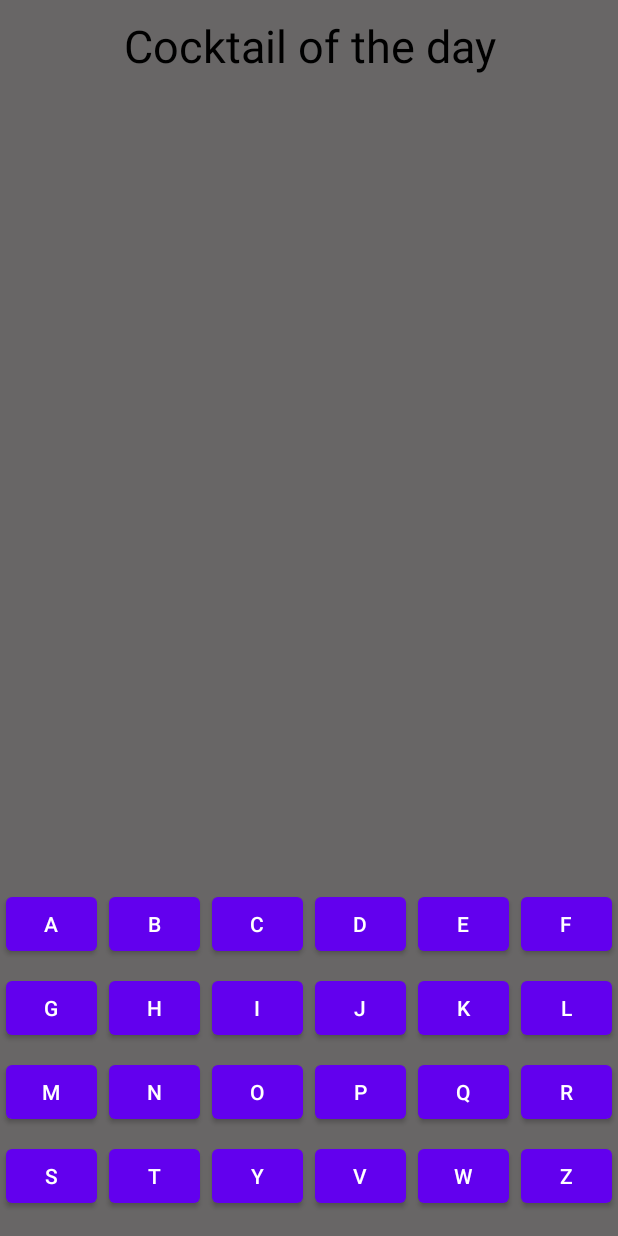
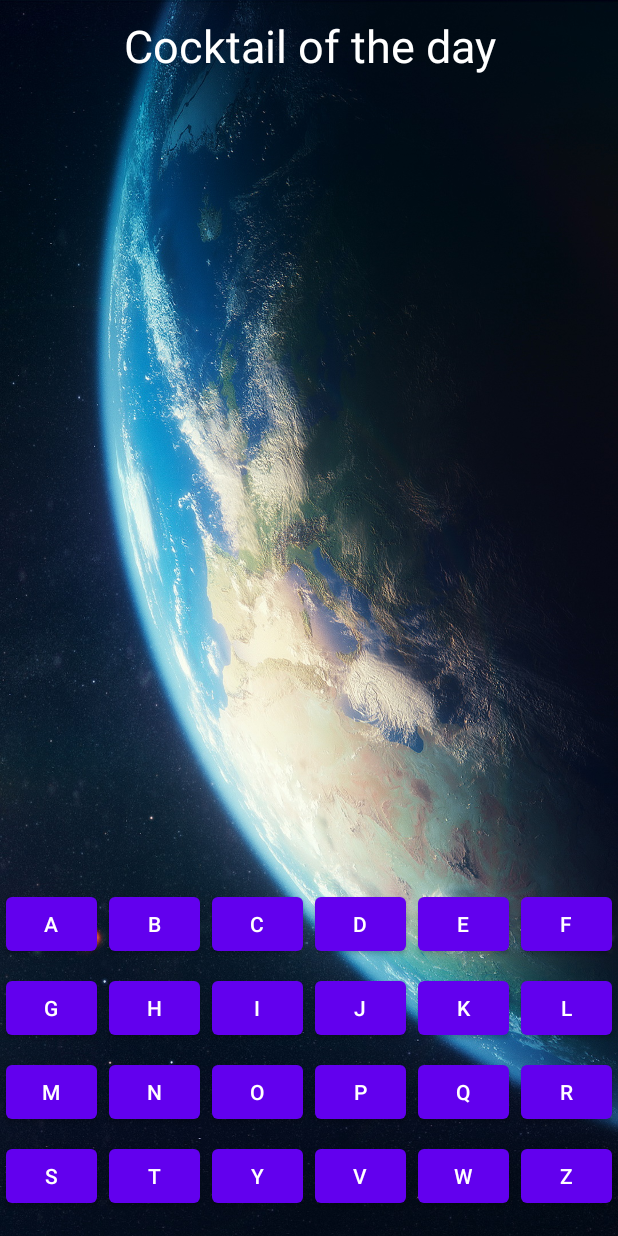
Before and after one commit to kuchumof/API_Cocktails, an Android app: the screen it shows after launch (MainActivity), on a phone screen of 412 x 824 dp. Run offline under Robolectric (Android 15) with nearby library versions, the phone set to English and light mode, and no system bars; our stand-ins replace AdMob, Volley; network calls fail.

Commit message:
change background (add image)

```diff
--- a/app/src/main/res/layout/activity_main.xml
+++ b/app/src/main/res/layout/activity_main.xml
@@ -5,7 +5,7 @@
     xmlns:tools="http://schemas.android.com/tools"
     android:layout_width="match_parent"
     android:layout_height="match_parent"
-    android:background="@color/grey"
+    android:background="@drawable/backimage"
     tools:context=".activities.MainActivity">
 
     <TextView
@@ -15,7 +15,7 @@
         android:layout_margin="10dp"
         android:gravity="center"
         android:text="Cocktail of the day"
-        android:textColor="@color/black"
+        android:textColor="@color/white"
         android:textSize="30sp" />
 
     <ScrollView
@@ -28,8 +28,7 @@
             android:id="@+id/RecyclerView"
             android:layout_width="match_parent"
             android:layout_height="wrap_content"
-            android:layout_margin="10dp"
-            android:background="@color/grey" />
+            android:layout_margin="10dp" />
     </ScrollView>
 
 
@@ -285,17 +284,15 @@
 
     </LinearLayout>
 
-    <com.google.android.gms.ads.AdView
-        android:layout_margin="6dp"
-        xmlns:ads="http://schemas.android.com/apk/res-auto"
+    <com.google.android.gms.ads.AdView xmlns:ads="http://schemas.android.com/apk/res-auto"
         android:id="@+id/adView"
         android:layout_width="wrap_content"
         android:layout_height="wrap_content"
+        android:layout_alignParentBottom="true"
         android:layout_centerHorizontal="true"
-        android:layout_alignParentBottom="true"
+        android:layout_margin="6dp"
         ads:adSize="BANNER"
-        ads:adUnitId="ca-app-pub-3940256099942544/6300978111">
-    </com.google.android.gms.ads.AdView>
+        ads:adUnitId="ca-app-pub-3940256099942544/6300978111"></com.google.android.gms.ads.AdView>
 
 
 </RelativeLayout>
```
Also changed, not shown: app/src/main/res/layout/activity_first_letter.xml (+7 -8 lines), app/src/main/res/drawable-v24/backimage.jpg (added).
